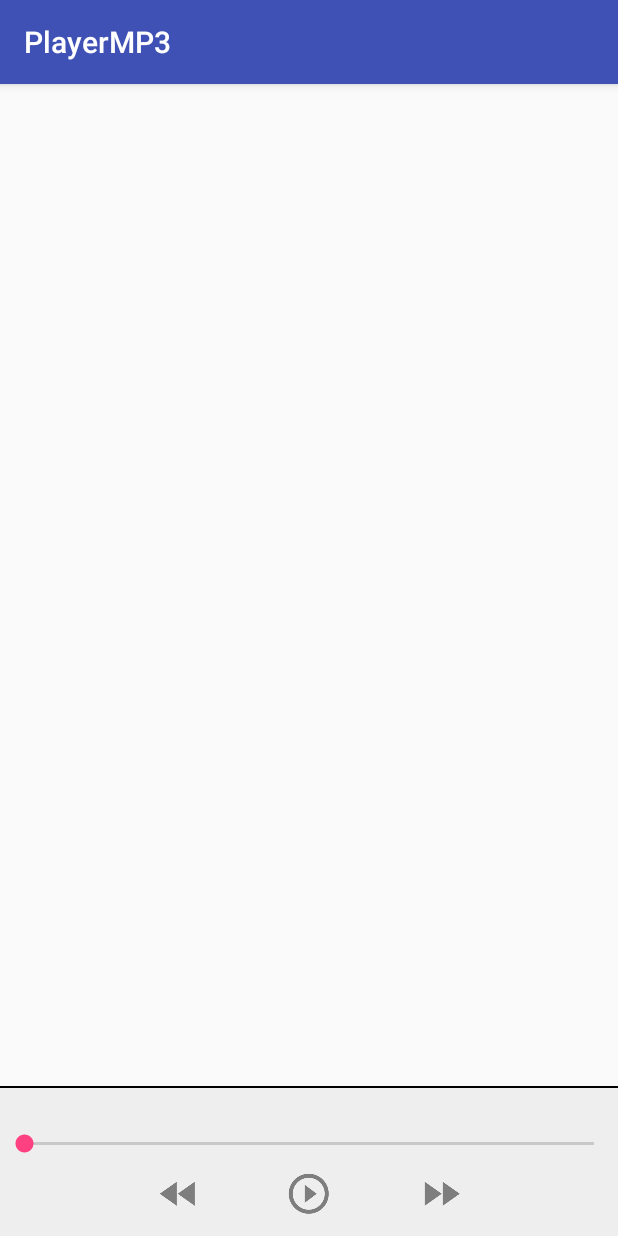
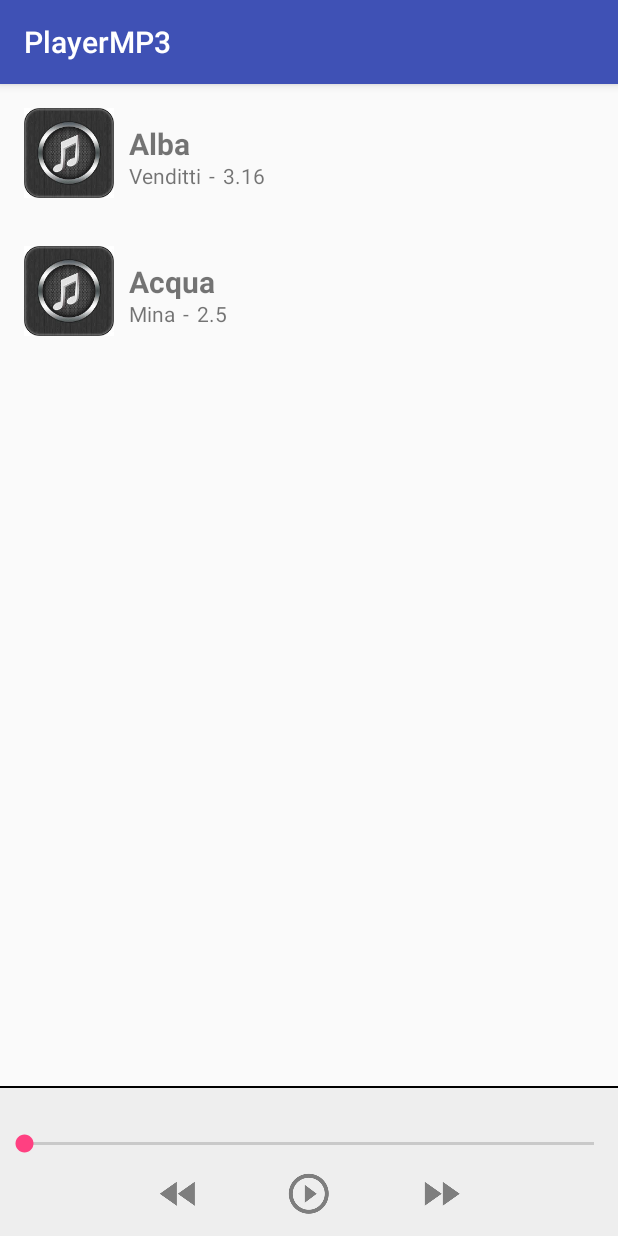
Before and after one commit to android2112/PlayerMP3, an Android app: the screen it shows after launch (MainActivity), on a phone screen of 412 x 824 dp. Run offline under Robolectric (Android 15) with nearby library versions, the phone set to English and light mode, and no system bars.

```diff
--- a/app/src/main/java/com/example/marco/playermp3/Activity/MainActivity.java
+++ b/app/src/main/java/com/example/marco/playermp3/Activity/MainActivity.java
@@ -4,14 +4,24 @@ import android.os.Bundle;
 import android.support.design.widget.FloatingActionButton;
 import android.support.design.widget.Snackbar;
 import android.support.v7.app.AppCompatActivity;
+import android.support.v7.widget.LinearLayoutManager;
+import android.support.v7.widget.RecyclerView;
 import android.support.v7.widget.Toolbar;
 import android.view.View;
 import android.view.Menu;
 import android.view.MenuItem;
+import android.widget.Toast;
 
+import com.example.marco.playermp3.Adapter.Track;
+import com.example.marco.playermp3.Adapter.TrackAdapter;
 import com.example.marco.playermp3.R;
 
+import java.util.ArrayList;
+import java.util.List;
+
 public class MainActivity extends AppCompatActivity {
+
+List<Track>tracklist;
 
     @Override
     protected void onCreate(Bundle savedInstanceState) {
@@ -29,7 +39,28 @@ public class MainActivity extends AppCompatActivity {
             }
         });*/
 
+        tracklist=new ArrayList<>();
 
+        tracklist.add(new Track(321,"Alba",3.16,"Venditti","fddfgfjh"));
+        tracklist.add(new Track(584,"Acqua",2.5,"Mina","jhkjhjkh"));
+
+setupRecyclerView();
+
+
+    }
+
+    public void setupRecyclerView(){
+        RecyclerView recyclerview=findViewById(R.id.recyclerView);
+        TrackAdapter adapter=new TrackAdapter(tracklist, new TrackAdapter.OnItemListener() {
+            @Override
+            public void setItemClickListener(int position, Track track, View view) {
+                Toast.makeText(MainActivity.this, "position:"+position, Toast.LENGTH_SHORT).show();
+            }
+        });
+        LinearLayoutManager layoutManager=new LinearLayoutManager(this,LinearLayoutManager.VERTICAL,false);
+
+        recyclerview.setLayoutManager(layoutManager);
+        recyclerview.setAdapter(adapter);
     }
 
 
--- a/app/src/main/java/com/example/marco/playermp3/Adapter/TrackAdapter.java
+++ b/app/src/main/java/com/example/marco/playermp3/Adapter/TrackAdapter.java
@@ -5,6 +5,7 @@ import android.support.v7.widget.RecyclerView;
 import android.view.LayoutInflater;
 import android.view.View;
 import android.view.ViewGroup;
+import android.widget.ImageView;
 import android.widget.RelativeLayout;
 import android.widget.TextView;
 
@@ -16,50 +17,75 @@ import java.util.List;
 
 public class TrackAdapter extends RecyclerView.Adapter<TrackAdapter.ViewHolder> {
 
-    public interface onItemListener{
+    public interface OnItemListener {
         void setItemClickListener(int position, Track track, View view);
     }
 
-    private List<Track>tracklist;
-    private onItemListener onItemListaner;
+    private List<Track> trackList;
+    private OnItemListener onItemListener;
+    //private ViewHolder holder;
 
-    public TrackAdapter(List<Track> tracklist, onItemListener onItemListaner) {
-        this.tracklist = tracklist;
-        this.onItemListaner = onItemListaner;
+    public TrackAdapter(List<Track> trackList, OnItemListener onItemListener) {
+        this.trackList = trackList;
+        this.onItemListener = onItemListener;
     }
 
     @NonNull
     @Override
-    public TrackAdapter.ViewHolder onCreateViewHolder(@NonNull ViewGroup viewGroup, int i) {
-
-        return null;
-        }
-
-    @Override
-    public void onBindViewHolder(@NonNull TrackAdapter.ViewHolder viewHolder, int i) {
-
+    public ViewHolder onCreateViewHolder(@NonNull ViewGroup parent, int viewType) {
+        View v = LayoutInflater.from(parent.getContext()).inflate(R.layout.layout_row, parent, false);
+        return new ViewHolder(v);
     }
 
     @Override
+    public void onBindViewHolder(@NonNull final ViewHolder holder, final int position) {
+
+        //this.holder = holder;
+
+        final Track currentTrack = trackList.get(position);
+
+        holder.title.setText(currentTrack.getTitle());
+        holder.artist.setText(currentTrack.getArtist());
+        holder.duration.setText(String.valueOf(currentTrack.getDuration()));
+
+        holder.touch_row.setOnClickListener(new View.OnClickListener() {
+            @Override
+            public void onClick(View v) {
+                if (onItemListener != null) {
+                    onItemListener.setItemClickListener(position, currentTrack, holder.touch_row);
+                }
+            }
+        });
+    }
+/*
+    public void isPlaying() {
+        holder.isPlaying.setVisibility(View.VISIBLE);
+        holder.isPlaying.setImageResource(R.drawable.mp3logo);
+    }
+*/
+    @Override
     public int getItemCount() {
-        return tracklist.size();
+        return trackList.size();
     }
+
 
     public class ViewHolder extends RecyclerView.ViewHolder {
 
         private TextView title;
         private TextView duration;
         private TextView artist;
-        private RelativeLayout touchrow;
+        private RelativeLayout touch_row;
+        private ImageView isPlaying;
 
-
-        public ViewHolder(@NonNull View itemView) {
+        public ViewHolder(View itemView) {
             super(itemView);
 
-            title=itemView.findViewById(R.id.title);
-            duration=itemView.findViewById(R.id.duration);
-            artist=itemView.findViewById(R.id.artist);
-            touchrow=itemView.findViewById(R.id.touchrow);
+            title = itemView.findViewById(R.id.title);
+            duration = itemView.findViewById(R.id.duration);
+            artist = itemView.findViewById(R.id.artist);
+            touch_row = itemView.findViewById(R.id.touchrow);
+            //isPlaying = itemView.findViewById(R.id.isPlay);
+
         }
     }
 }
--- a/app/src/main/res/layout/layout_row.xml
+++ b/app/src/main/res/layout/layout_row.xml
@@ -1,7 +1,7 @@
 <?xml version="1.0" encoding="utf-8"?>
 <RelativeLayout xmlns:android="http://schemas.android.com/apk/res/android"
     android:layout_width="match_parent"
-    android:layout_height="match_parent"
+    android:layout_height="wrap_content"
     xmlns:tools="http://schemas.android.com/tools"
     android:padding="16dp"
     android:id="@+id/touchrow">
```
